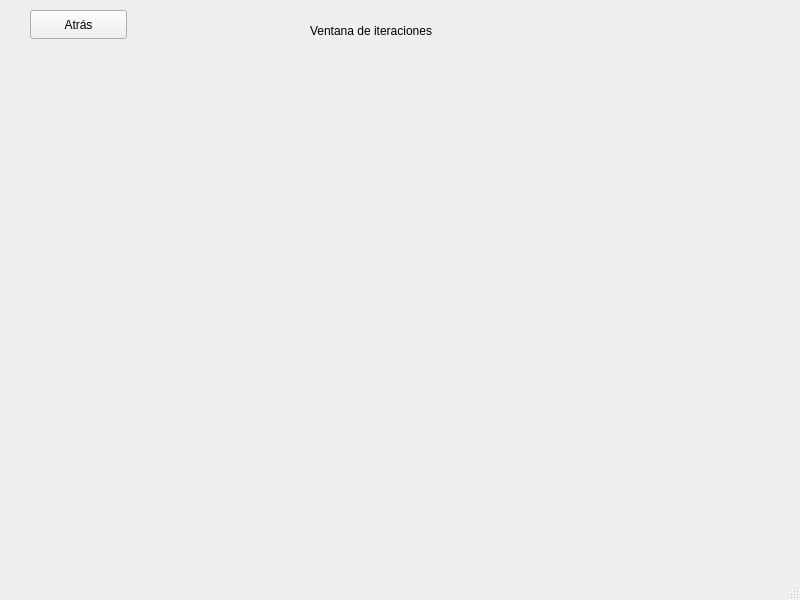
Above: aplicacion/Tarea2_electronica/math_window.ui from jacobbonilla21/electronica before the change. Below: the same form after it.
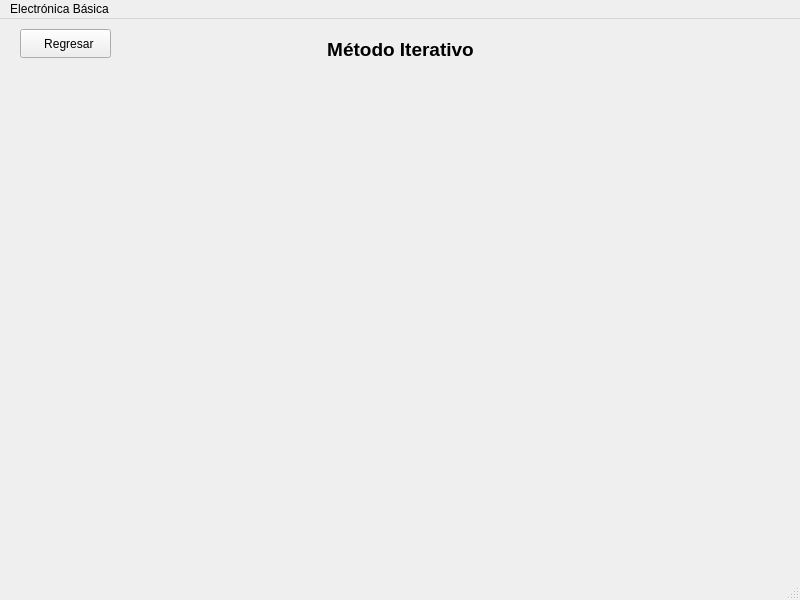
That is the form after the change. Icons and pictures are not drawn.

Diff of the .ui file:
```diff
--- a/aplicacion/Tarea2_electronica/math_window.ui
+++ b/aplicacion/Tarea2_electronica/math_window.ui
@@ -17,14 +17,17 @@
    <widget class="QPushButton" name="BotonAtras">
     <property name="geometry">
      <rect>
-      <x>30</x>
+      <x>20</x>
       <y>10</y>
-      <width>97</width>
+      <width>91</width>
       <height>29</height>
      </rect>
     </property>
     <property name="text">
-     <string>Atrás</string>
+     <string>  Regresar</string>
+    </property>
+    <property name="icon">
+     <iconset theme="QIcon::ThemeIcon::EditUndo"/>
     </property>
    </widget>
    <widget class="QLabel" name="label">
@@ -32,12 +35,40 @@
      <rect>
       <x>310</x>
       <y>20</y>
-      <width>161</width>
+      <width>181</width>
       <height>21</height>
      </rect>
     </property>
+    <property name="font">
+     <font>
+      <pointsize>14</pointsize>
+      <bold>true</bold>
+     </font>
+    </property>
     <property name="text">
-     <string>Ventana de iteraciones</string>
+     <string>Método Iterativo</string>
+    </property>
+    <property name="alignment">
+     <set>Qt::AlignmentFlag::AlignCenter</set>
+    </property>
+   </widget>
+   <widget class="QToolButton" name="BotonInfo">
+    <property name="geometry">
+     <rect>
+      <x>500</x>
+      <y>20</y>
+      <width>24</width>
+      <height>24</height>
+     </rect>
+    </property>
+    <property name="text">
+     <string/>
+    </property>
+    <property name="icon">
+     <iconset theme="QIcon::ThemeIcon::HelpAbout"/>
+    </property>
+    <property name="autoRaise">
+     <bool>true</bool>
     </property>
    </widget>
   </widget>
@@ -47,9 +78,15 @@
      <x>0</x>
      <y>0</y>
      <width>800</width>
-     <height>26</height>
+     <height>22</height>
     </rect>
    </property>
+   <widget class="QMenu" name="menuElectr_nica_B_sica">
+    <property name="title">
+     <string>Electrónica Básica</string>
+    </property>
+   </widget>
+   <addaction name="menuElectr_nica_B_sica"/>
   </widget>
   <widget class="QStatusBar" name="statusbar"/>
  </widget>
```
